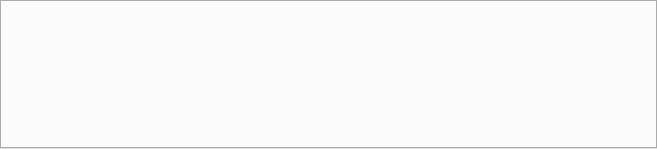
First picture: the form in IMM-CalibrateTool/IMM-CalibrateTool/statedata/td_mainwid.ui, repository ChinaClever/ScalePoint, before the edit.
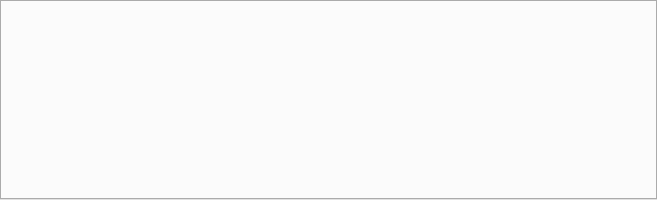
Second picture: the form after the edit.

Commit message: 界面和有功功率功率

The edit to the form file:
```diff
--- a/IMM-CalibrateTool/IMM-CalibrateTool/statedata/td_mainwid.ui
+++ b/IMM-CalibrateTool/IMM-CalibrateTool/statedata/td_mainwid.ui
@@ -7,7 +7,7 @@
     <x>0</x>
     <y>0</y>
     <width>657</width>
-    <height>149</height>
+    <height>200</height>
    </rect>
   </property>
   <property name="font">
```
The commit also changes 3 other files.
